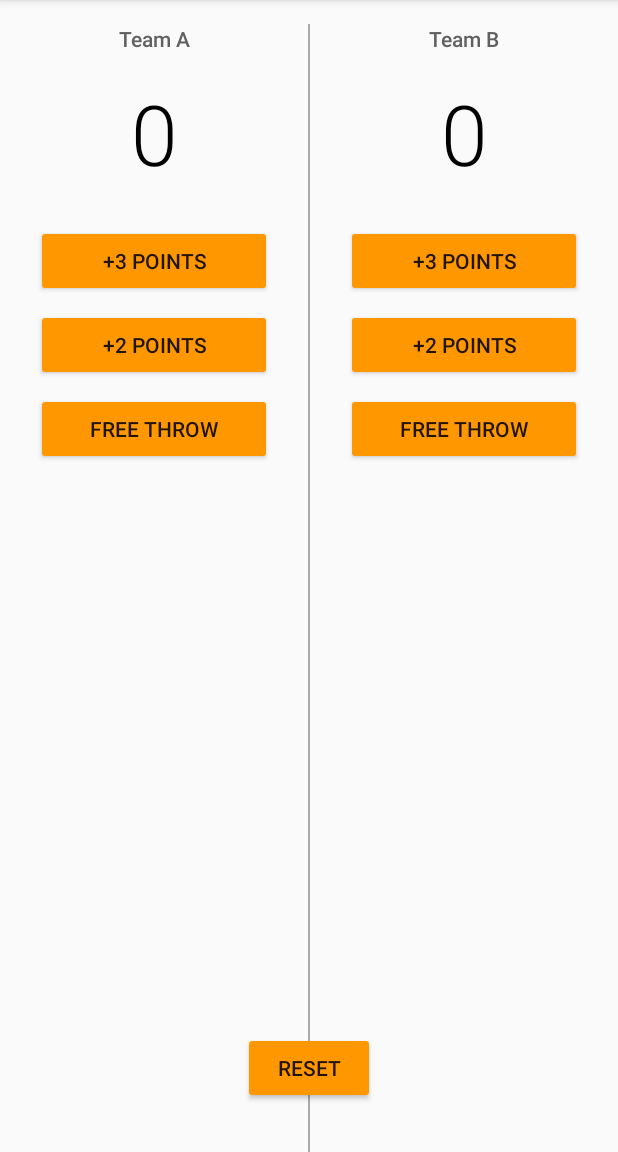
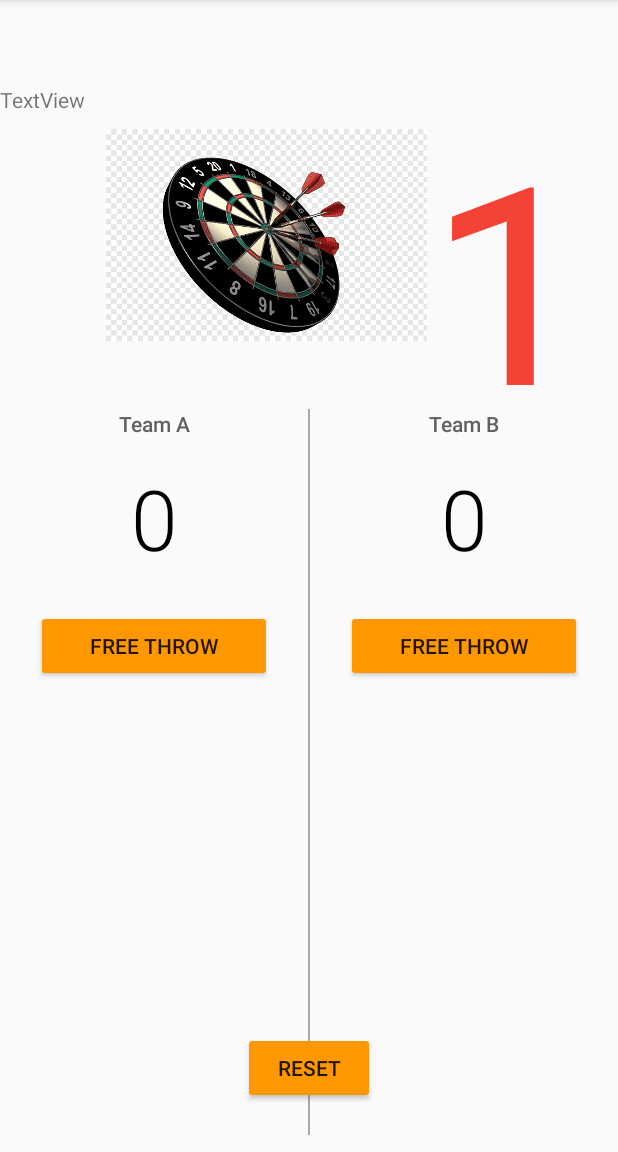
Before and after one commit to mobilotest/court_counter, an Android app: the screen it shows after launch (MainActivity), on a phone screen of 412 x 824 dp, the part 84-1236 px from its top. Run offline under Robolectric (Android 15) with nearby library versions, the phone set to English and light mode, and no system bars.

Commit message:
first commit

```diff
--- a/app/src/main/res/layout/activity_main.xml
+++ b/app/src/main/res/layout/activity_main.xml
@@ -1,14 +1,59 @@
 <?xml version="1.0" encoding="utf-8"?>
 
 <RelativeLayout xmlns:android="http://schemas.android.com/apk/res/android"
+    xmlns:app="http://schemas.android.com/apk/res-auto"
     xmlns:tools="http://schemas.android.com/tools"
     android:layout_height="match_parent"
     android:layout_width="match_parent"
     tools:context=".MainActivity">
 
     <LinearLayout
+        android:id="@+id/game_n_score"
         android:layout_width="match_parent"
+        android:layout_height="55dp"
+        android:layout_alignParentTop="true"
+        android:layout_marginTop="1dp"
+        android:orientation="horizontal">
+    </LinearLayout>
+
+    <LinearLayout
+        android:id="@+id/game_name"
+        android:layout_width="match_parent"
+        android:layout_height="200dp"
+        android:layout_below="@+id/game_n_score"
+        android:orientation="horizontal"
+        android:gravity="center_horizontal">
+
+        <TextView
+            android:id="@+id/textView"
+            android:layout_width="wrap_content"
+            android:layout_height="match_parent"
+            android:layout_weight="1"
+            android:text="TextView"
+            android:textAlignment="gravity"/>
+
+        <ImageView
+            android:id="@+id/imageView"
+            android:layout_width="200dp"
             android:layout_height="wrap_content"
+            android:layout_weight="1"
+            app:srcCompat="@drawable/dart" />
+
+        <TextView
+            android:id="@+id/textView2"
+            android:layout_width="wrap_content"
+            android:layout_height="match_parent"
+            android:layout_weight="1"
+            android:text="1"
+            android:textAlignment="gravity"
+            android:textColor="#F44336"
+            android:textSize="200sp" />
+    </LinearLayout>
+
+    <LinearLayout
+        android:layout_width="match_parent"
+        android:layout_height="500dp"
+        android:layout_below="@+id/game_name"
         android:orientation="horizontal">
 
                 <LinearLayout
@@ -40,26 +85,6 @@
                         android:textSize="56sp"/>
 
                     <Button
-                android:id="@+id/Aplus3"
-                android:layout_width="match_parent"
-                android:layout_height="wrap_content"
-                android:layout_marginBottom="8dp"
-                android:layout_marginLeft="24dp"
-                android:layout_marginRight="24dp"
-                android:onClick="addThreeForTeamA"
-                android:text="@string/three_points" />
-
-            <Button
-                android:id="@+id/Aplus2"
-                android:layout_width="match_parent"
-                android:layout_height="wrap_content"
-                android:layout_marginBottom="8dp"
-                android:layout_marginLeft="24dp"
-                android:layout_marginRight="24dp"
-                android:onClick="addTwoForTeamA"
-                android:text="@string/two_points" />
-
-            <Button
                         android:id="@+id/Aplus1"
                         android:layout_width="match_parent"
                         android:layout_height="wrap_content"
@@ -73,7 +98,7 @@
 
                 <View
                     android:layout_width="1dp"
-            android:layout_height="match_parent"
+                    android:layout_height="555dp"
                     android:layout_marginTop="16dp"
                     android:background="@android:color/darker_gray" />
 
@@ -106,26 +131,6 @@
                         android:textSize="56sp"/>
 
                     <Button
-                android:id="@+id/Bplus3"
-                android:layout_width="match_parent"
-                android:layout_height="wrap_content"
-                android:layout_marginBottom="8dp"
-                android:layout_marginLeft="24dp"
-                android:layout_marginRight="24dp"
-                android:onClick="addThreeForTeamB"
-                android:text="@string/three_points" />
-
-            <Button
-                android:id="@+id/Bplus2"
-                android:layout_width="match_parent"
-                android:layout_height="wrap_content"
-                android:layout_marginBottom="8dp"
-                android:layout_marginLeft="24dp"
-                android:layout_marginRight="24dp"
-                android:onClick="addTwoForTeamB"
-                android:text="@string/two_points" />
-
-            <Button
                         android:id="@+id/Bplus1"
                         android:layout_width="match_parent"
                         android:layout_height="wrap_content"
```
Also changed, not shown: app/src/main/java/com/example/courtcounter/BasketBall.java (deleted, +0 -83 lines), app/src/main/java/com/example/courtcounter/Tennis.java (deleted, +0 -83 lines), app/src/main/res/layout/activity_basketball.xml (deleted, +0 -151 lines), app/src/main/res/layout/activity_tennis.xml (deleted, +0 -151 lines), app/src/main/res/drawable/dart.png (added), 1 other file. Lines whose indentation alone changed are shown as unchanged.
